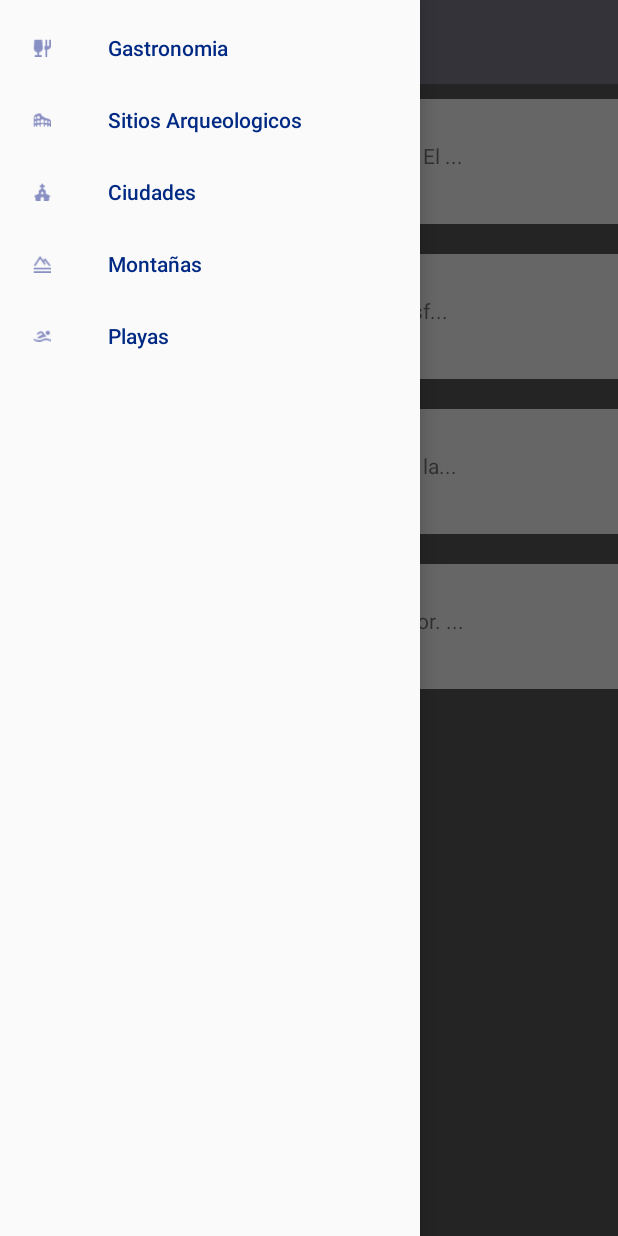
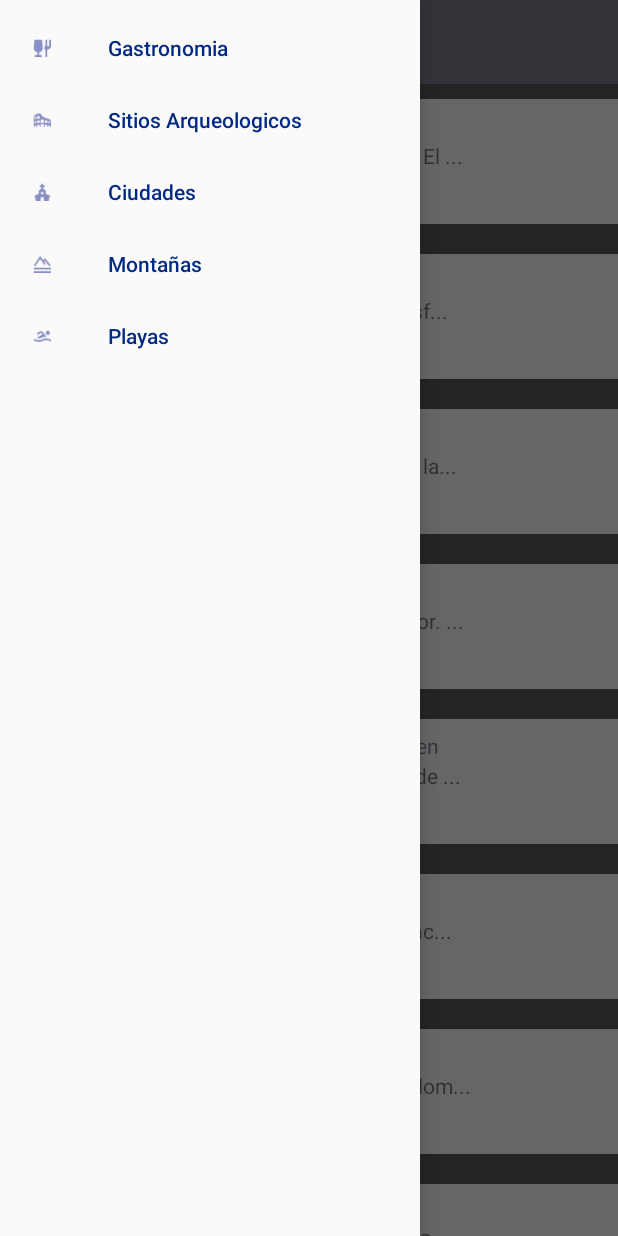
Before and after one commit to JarteagaTrainee-Android/WeekThreeChallengeOne, an Android app: the screen it shows after launch (MainActivity), with the side drawer open, on a phone screen of 412 x 824 dp. Run offline under Robolectric (Android 15) with nearby library versions, the phone set to English and light mode, and no system bars.

Commit message:
fix
more strings

```diff
--- a/app/src/main/java/com/applaudostudio/weekthreechallengeone/ListFragment.java
+++ b/app/src/main/java/com/applaudostudio/weekthreechallengeone/ListFragment.java
@@ -4,7 +4,6 @@ import android.content.Intent;
 import android.os.Bundle;
 import android.os.Parcelable;
 import android.support.annotation.NonNull;
-import android.support.annotation.Nullable;
 import android.support.v4.app.Fragment;
 import android.support.v7.widget.LinearLayoutManager;
 import android.support.v7.widget.RecyclerView;
@@ -40,11 +39,12 @@ public class ListFragment extends Fragment implements ListAdapter.ItemSelectedLi
     @Override
     public void onCreate(Bundle savedInstanceState) {
         super.onCreate(savedInstanceState);
+        assert getArguments() != null;
         mItemsList = getArguments().getParcelableArrayList(ARG_PAGE);
     }
 
     @Override
-    public View onCreateView(LayoutInflater inflater, ViewGroup container, Bundle savedInstanceState) {
+    public View onCreateView(@NonNull LayoutInflater inflater, ViewGroup container, Bundle savedInstanceState) {
         View view = inflater.inflate(R.layout.fragment_list, container, false);
         mRecyclerView = view.findViewById(R.id.recyclerViewPlaces);
         mRecyclerView.setHasFixedSize(true);
--- a/app/src/main/java/com/applaudostudio/weekthreechallengeone/MainActivity.java
+++ b/app/src/main/java/com/applaudostudio/weekthreechallengeone/MainActivity.java
@@ -2,8 +2,8 @@ package com.applaudostudio.weekthreechallengeone;
 
 import android.content.res.Resources;
 import android.content.res.TypedArray;
+import android.os.Bundle;
 import android.support.annotation.NonNull;
-import android.support.annotation.StringRes;
 import android.support.design.widget.NavigationView;
 import android.support.v4.app.Fragment;
 import android.support.v4.app.FragmentManager;
@@ -12,7 +12,6 @@ import android.support.v4.view.GravityCompat;
 import android.support.v4.widget.DrawerLayout;
 import android.support.v7.app.ActionBar;
 import android.support.v7.app.AppCompatActivity;
-import android.os.Bundle;
 import android.support.v7.widget.Toolbar;
 import android.view.MenuItem;
 import android.view.View;
@@ -34,7 +33,6 @@ public class MainActivity extends AppCompatActivity implements View.OnClickListe
 
     private DrawerLayout mDrawerLayout;
     private List<CardItem> mDataSet;
-    private FragmentManager manager;
 
     @Override
     protected void onCreate(Bundle savedInstanceState) {
@@ -46,6 +44,7 @@ public class MainActivity extends AppCompatActivity implements View.OnClickListe
         final Toolbar toolbar = findViewById(R.id.toolbar);
         setSupportActionBar(toolbar);
         final ActionBar actionbar = getSupportActionBar();
+        assert actionbar != null;
         actionbar.setDisplayHomeAsUpEnabled(true);
         actionbar.setHomeAsUpIndicator(R.drawable.ic_icons8_menu);
 
@@ -93,7 +92,7 @@ public class MainActivity extends AppCompatActivity implements View.OnClickListe
     }
 
     public void initFragment(int filterType) {
-        manager = getSupportFragmentManager();
+        FragmentManager manager = getSupportFragmentManager();
         List<CardItem> filteredData = new ArrayList<>();
         for(CardItem itemData : mDataSet){
             if(itemData.getFilterCategory()==filterType){
@@ -154,7 +153,7 @@ public class MainActivity extends AppCompatActivity implements View.OnClickListe
                 itemData.setColorBarRs(getIdRsColorByCategory(itemData.getFilterCategory()));
                 mDataSet.add(itemData);
             }
-
+        ta.recycle();
     }
 
     private int getIdRsColorByCategory(int category){
--- a/app/src/main/java/com/applaudostudio/weekthreechallengeone/adapter/ListAdapter.java
+++ b/app/src/main/java/com/applaudostudio/weekthreechallengeone/adapter/ListAdapter.java
@@ -1,19 +1,15 @@
 package com.applaudostudio.weekthreechallengeone.adapter;
 
-import android.content.Context;
+import android.annotation.SuppressLint;
 import android.support.annotation.NonNull;
-import android.support.constraint.ConstraintLayout;
 import android.support.v7.widget.RecyclerView;
 import android.view.LayoutInflater;
 import android.view.View;
 import android.view.ViewGroup;
 import android.widget.ImageView;
 import android.widget.TextView;
-import android.widget.Toolbar;
 
 import com.applaudostudio.weekthreechallengeone.R;
-
-
 import com.applaudostudio.weekthreechallengeone.model.CardItem;
 
 import java.util.ArrayList;
@@ -22,8 +18,6 @@ import java.util.List;
 public class ListAdapter extends RecyclerView.Adapter<RecyclerView.ViewHolder> {
     private final ItemSelectedListener mCallback;
     private List<CardItem> mDataSet;
-    public static final String BUNDLE_KEY = "DATA_DETAIL";
-    protected CardItem mActualItem;
 
     public ListAdapter(List<CardItem> dataList, ItemSelectedListener callback) {
         mDataSet = new ArrayList<>();
@@ -37,7 +31,6 @@ public class ListAdapter extends RecyclerView.Adapter<RecyclerView.ViewHolder> {
         View v;
         v = LayoutInflater.from(viewGroup.getContext())
                 .inflate(R.layout.card_list, viewGroup, false);
-        mActualItem = mDataSet.get(i);
         return new CardViewHolder(v);
     }
 
@@ -56,10 +49,9 @@ public class ListAdapter extends RecyclerView.Adapter<RecyclerView.ViewHolder> {
         private TextView mTxtTitle;
         private TextView mTxtDescription;
         private ImageView mImgPlace;
-        private ConstraintLayout layoutContainer;
         private View mDivBar;
 
-        public CardViewHolder(@NonNull View itemView) {
+        CardViewHolder(@NonNull View itemView) {
             super(itemView);
             mTxtTitle = itemView.findViewById(R.id.textViewTitle);
             mTxtDescription = itemView.findViewById(R.id.textViewPlaceDescription);
@@ -68,6 +60,7 @@ public class ListAdapter extends RecyclerView.Adapter<RecyclerView.ViewHolder> {
             itemView.setOnClickListener(this);
         }
 
+        @SuppressLint("SetTextI18n")
         void bindData(CardItem data) {
             mTxtTitle.setText(data.getCardPlaName());
             mTxtDescription.setText(data.getDescription().substring(0,30)+ "...");
--- a/app/src/main/res/layout/activity_detail_place.xml
+++ b/app/src/main/res/layout/activity_detail_place.xml
@@ -19,9 +19,9 @@
         android:layout_width="382dp"
         android:layout_height="193dp"
         android:layout_marginTop="2dp"
-        app:layout_constraintDimensionRatio="16:9"
         android:scaleType="fitXY"
         app:layout_constraintBottom_toBottomOf="parent"
+        app:layout_constraintDimensionRatio="16:9"
         app:layout_constraintEnd_toEndOf="parent"
         app:layout_constraintStart_toStartOf="parent"
         app:layout_constraintTop_toBottomOf="@+id/toolbar"
--- a/app/src/main/res/layout/fragment_list.xml
+++ b/app/src/main/res/layout/fragment_list.xml
@@ -1,7 +1,6 @@
 <?xml version="1.0" encoding="utf-8"?>
 <android.support.constraint.ConstraintLayout xmlns:android="http://schemas.android.com/apk/res/android"
     xmlns:app="http://schemas.android.com/apk/res-auto"
-    xmlns:tools="http://schemas.android.com/tools"
     android:layout_width="match_parent"
     android:layout_height="match_parent"
     android:layout_marginTop="?attr/actionBarSize"
--- a/app/src/main/res/values/strings.xml
+++ b/app/src/main/res/values/strings.xml
@@ -17,7 +17,6 @@
         <item>-89.2415602</item>
         <item>@drawable/logo_tinku</item>
         <item>@drawable/tiku_restaurante</item>
-        <item>@color/colorAccent</item>
     </string-array>
 
     <string-array name="place02">
@@ -30,7 +29,6 @@
         <item>-89.250623</item>
         <item>@drawable/casa_casador_logo</item>
         <item>@drawable/casa_casador</item>
-        <item>@color/colorAccent</item>
     </string-array>
 
     <string-array name="place03">
@@ -45,7 +43,6 @@
         <item>-89.2415602</item>
         <item>@drawable/dennys</item>
         <item>@drawable/dennys_outside</item>
-        <item>@color/colorAccent</item>
     </string-array>
 
     <string-array name="place04">
@@ -59,30 +56,92 @@ Comida cubana en El Salvador. Instalaciones cómodas, comida muy buena, precios
         <item>-89.2415602</item>
         <item>@drawable/oye_chico</item>
         <item>@drawable/oye_chico_truck</item>
-        <item>@color/colorAccent</item>
     </string-array>
 
 
     <string-array name="place05">
+        <item>1</item>
+        <item>Picasso Stone Flame Oven</item>
+        <item>
+        Agradable ambiente, pizzas de combinaciones inusuales pero sabrosas: langosta, almejas, camarones; arugula y alcachofas, queso azul. Buenos precios y amable atencion.
+        </item>
+        <item>2223 3700</item>
+        <item>https://www.piccaso.com</item>
+        <item>13.6905631</item>
+        <item>-89.2415602</item>
+        <item>@drawable/picaso</item>
+        <item>@drawable/picaso_photo</item>
+    </string-array>
+
+    <string-array name="place06">
+        <item>1</item>
+        <item>Tucson steak houses</item>
+        <item>
+            La experiencia de sabor, atención y calidad más inn de La Gran Vía inició sus operaciones el 16 de Enero de 2006 en El Salvador, somos una franquicia de Tucson Argentina.
+        </item>
+        <item>2223 3700</item>
+        <item>https://www.tucsonstakehouse.com</item>
+        <item>13.6905631</item>
+        <item>-89.2415602</item>
+        <item>@drawable/tucson_logo</item>
+        <item>@drawable/tucson_restaurante</item>
+    </string-array>
+
+
+    <string-array name="place07">
+        <item>1</item>
+        <item>El Parce</item>
+        <item>
+            Foodtruck con influencia Colombiana rodando sobre El Salvador
+        </item>
+        <item>2223 3700</item>
+        <item>https://www.elparce.com</item>
+        <item>13.6905631</item>
+        <item>-89.2415602</item>
+        <item>@drawable/el_parce</item>
+        <item>@drawable/el_parce_truck</item>
+    </string-array>
+
+
+    <string-array name="place08">
+        <item>1</item>
+        <item>Le Poutine</item>
+        <item>
+        Plato tradicional de Quebec, Canada. A base de papa frita.
+        </item>
+        <item>2223 3700</item>
+        <item>https://www.lepoutine.com</item>
+        <item>13.6905631</item>
+        <item>-89.2415602</item>
+        <item>@drawable/le_poutine</item>
+        <item>@drawable/le_poutine_restaurant</item>
+    </string-array>
+
+
+    <string-array name="place09">
         <item>2</item>
-        <item>Oye Chico</item>
+        <item>Joya de Cere</item>
         <item>
-Comida cubana en El Salvador. Instalaciones cómodas, comida muy buena, precios accesibles. Servicio de personal muy bueno. Les recomiendo los tostones y los mojitos.        </item>
+            Joya de Cere	Joya de Cerén es un sitio precolombino de El Salvador situado en las proximidades de San Juan Opico y Las Flores, en el departamento de La Libertad, en la región centroccidental de El Salvador.        </item>
         <item>2223 3700</item>
         <item>https://www.oyechico.com</item>
         <item>13.6905631</item>
         <item>-89.2415602</item>
-        <item>@drawable/oye_chico</item>
-        <item>@drawable/oye_chico_truck</item>
-        <item>@color/colorAccent</item>
+        <item>@drawable/picaso</item>
+        <item>@drawable/picaso_photo</item>
     </string-array>
 
 
     <string-array name="Places">
-            <item>@array/place01</item>
-            <item>@array/place02</item>
-            <item>@array/place03</item>
-            <item>@array/place04</item>
+        <item>@array/place01</item>
+        <item>@array/place02</item>
+        <item>@array/place03</item>
+        <item>@array/place04</item>
+        <item>@array/place05</item>
+        <item>@array/place06</item>
+        <item>@array/place07</item>
+        <item>@array/place08</item>
+        <item>@array/place09</item>
     </string-array>
 
 </resources>
```
